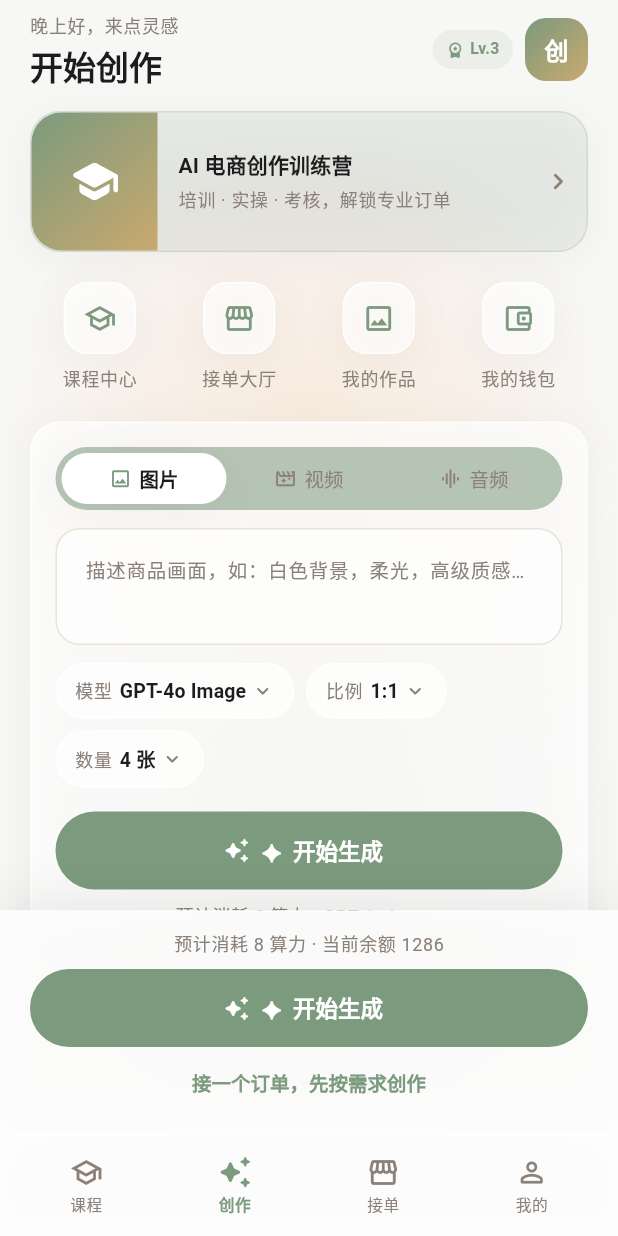
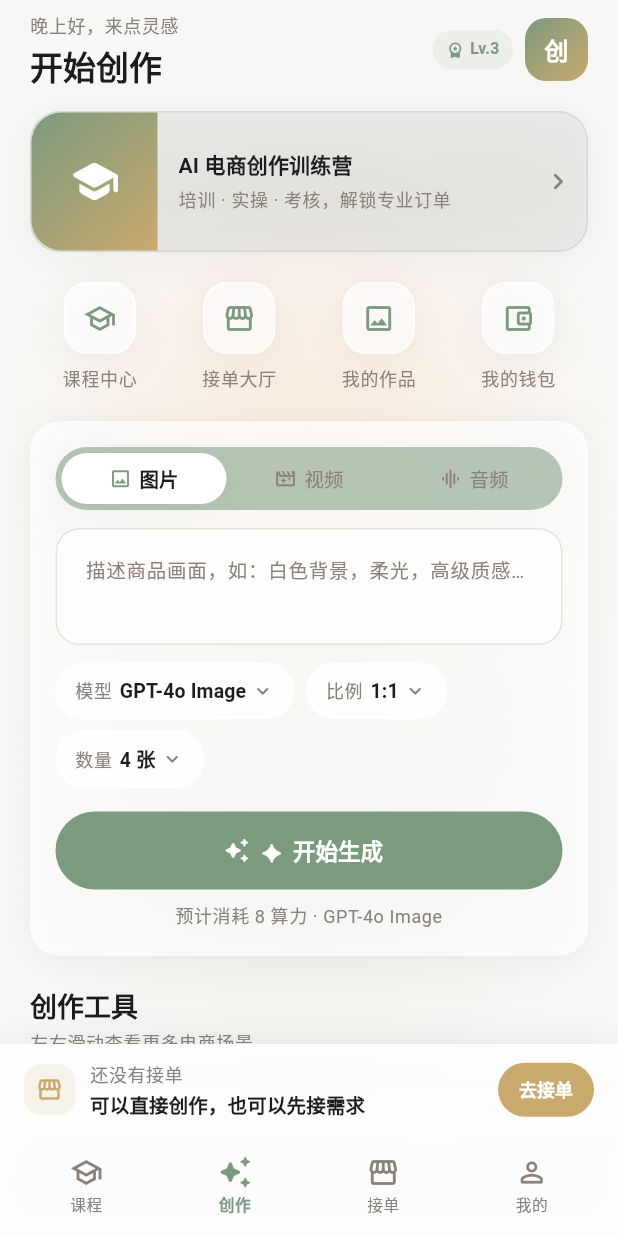
Before and after one commit to uxiaoting-code/opc_ai_creator, a Flutter app: the CreateHomePage screen opened by its route, on a phone screen of 412 x 824 dp. Run offline on Flutter 3.47's test engine with Material 3 defaults, Android fonts, the phone set to English and light mode, and no system bars; our stand-ins replace chewie, dio, go_router, image_picker, permission_handler, shared_preferences and 1 more; accounts and stored records are empty; network calls fail.

Commit message:
fix(user): 精简创作首页底部并同步接单状态

```diff
--- a/lib/creator_flow/pages/create_home_page.dart
+++ b/lib/creator_flow/pages/create_home_page.dart
@@ -259,13 +259,10 @@ class _CreateHomePageState extends State<CreateHomePage> {
               ],
             ),
           ),
-          CreatorBottomAction(
-            label: _buttonText,
-            icon: Icons.auto_awesome_rounded,
-            caption: '预计消耗 $_cost 算力 · 当前余额 ${flow.credits.toStringAsFixed(0)}',
-            onPressed: flow.credits >= _cost ? _generate : null,
-            secondaryLabel: '接一个订单，先按需求创作',
-            onSecondary: () => context.go('/market'),
+          _CreateHomeDock(
+            order: order,
+            onOpenMarket: () => context.go('/market'),
+            onContinueOrder: () => context.go('/workbench'),
           ),
         ],
       ),
@@ -279,6 +276,103 @@ class _CreateHomePageState extends State<CreateHomePage> {
       CreationMode.audio => '/create/audio',
     };
     context.push(path, extra: scene.prompt);
+  }
+}
+
+class _CreateHomeDock extends StatelessWidget {
+  const _CreateHomeDock({
+    required this.order,
+    required this.onOpenMarket,
+    required this.onContinueOrder,
+  });
+
+  final MarketOrder? order;
+  final VoidCallback onOpenMarket;
+  final VoidCallback onContinueOrder;
+
+  @override
+  Widget build(BuildContext context) {
+    final active = order;
+    final theme = Theme.of(context);
+    return Container(
+      padding: const EdgeInsets.fromLTRB(16, 10, 16, 10),
+      decoration: BoxDecoration(
+        color: Colors.white.withValues(alpha: 0.88),
+        border: Border(
+          top: BorderSide(color: Colors.white.withValues(alpha: 0.9)),
+        ),
+        boxShadow: const [
+          BoxShadow(
+            color: Color(0x0D000000),
+            blurRadius: 18,
+            offset: Offset(0, -4),
+          ),
+        ],
+      ),
+      child: SafeArea(
+        top: false,
+        child: Row(
+          children: [
+            Container(
+              width: 34,
+              height: 34,
+              decoration: BoxDecoration(
+                color: (active == null ? AppColors.gold : AppColors.sage)
+                    .withValues(alpha: 0.12),
+                borderRadius: BorderRadius.circular(11),
+              ),
+              child: Icon(
+                active == null
+                    ? Icons.storefront_outlined
+                    : Icons.timer_outlined,
+                color: active == null ? AppColors.gold : AppColors.sage,
+                size: 18,
+              ),
+            ),
+            const SizedBox(width: 10),
+            Expanded(
+              child: Column(
+                crossAxisAlignment: CrossAxisAlignment.start,
+                mainAxisSize: MainAxisSize.min,
+                children: [
+                  Text(
+                    active == null ? '还没有接单' : '当前订单',
+                    style: theme.textTheme.bodySmall,
+                  ),
+                  const SizedBox(height: 2),
+                  Text(
+                    active == null ? '可以直接创作，也可以先接需求' : active.title,
+                    maxLines: 1,
+                    overflow: TextOverflow.ellipsis,
+                    style: theme.textTheme.labelLarge?.copyWith(
+                      color: AppColors.charcoal,
+                    ),
+                  ),
+                ],
+              ),
+            ),
+            const SizedBox(width: 10),
+            SizedBox(
+              height: 36,
+              child: FilledButton(
+                style: FilledButton.styleFrom(
+                  padding: const EdgeInsets.symmetric(horizontal: 14),
+                  minimumSize: const Size(0, 36),
+                  backgroundColor:
+                      active == null ? AppColors.gold : AppColors.sage,
+                  textStyle: const TextStyle(
+                    fontSize: 12,
+                    fontWeight: FontWeight.w600,
+                  ),
+                ),
+                onPressed: active == null ? onOpenMarket : onContinueOrder,
+                child: Text(active == null ? '去接单' : '继续'),
+              ),
+            ),
+          ],
+        ),
+      ),
+    );
   }
 }
 
--- a/lib/creator_flow/pages/order_detail_page.dart
+++ b/lib/creator_flow/pages/order_detail_page.dart
@@ -6,6 +6,7 @@ import '../../core/network/api_client.dart';
 import '../../core/network/api_exception.dart';
 import '../../core/theme/app_colors.dart';
 import '../data/creator_order_repository.dart';
+import '../creator_flow_provider.dart';
 import '../models/creator_order.dart';
 import '../widgets/creator_widgets.dart';
 
@@ -58,6 +59,9 @@ class _OrderDetailPageState extends State<OrderDetailPage> {
     try {
       final detail = await _repository.fetchDetail(id);
       if (!mounted) return;
+      if (detail.myAcceptance != null) {
+        context.read<CreatorFlowProvider>().setAcceptedApiOrder(detail.order);
+      }
       setState(() => _detail = detail);
     } on ApiException catch (e) {
       if (!mounted) return;
@@ -72,6 +76,7 @@ class _OrderDetailPageState extends State<OrderDetailPage> {
     try {
       await _repository.accept(order.id);
       if (!mounted) return;
+      context.read<CreatorFlowProvider>().setAcceptedApiOrder(order);
       ScaffoldMessenger.of(context)
         ..hideCurrentSnackBar()
         ..showSnackBar(const SnackBar(content: Text('接单成功，进入创作')));
```
Also changed, not shown: lib/creator_flow/creator_flow_provider.dart (+31 -0 lines).
